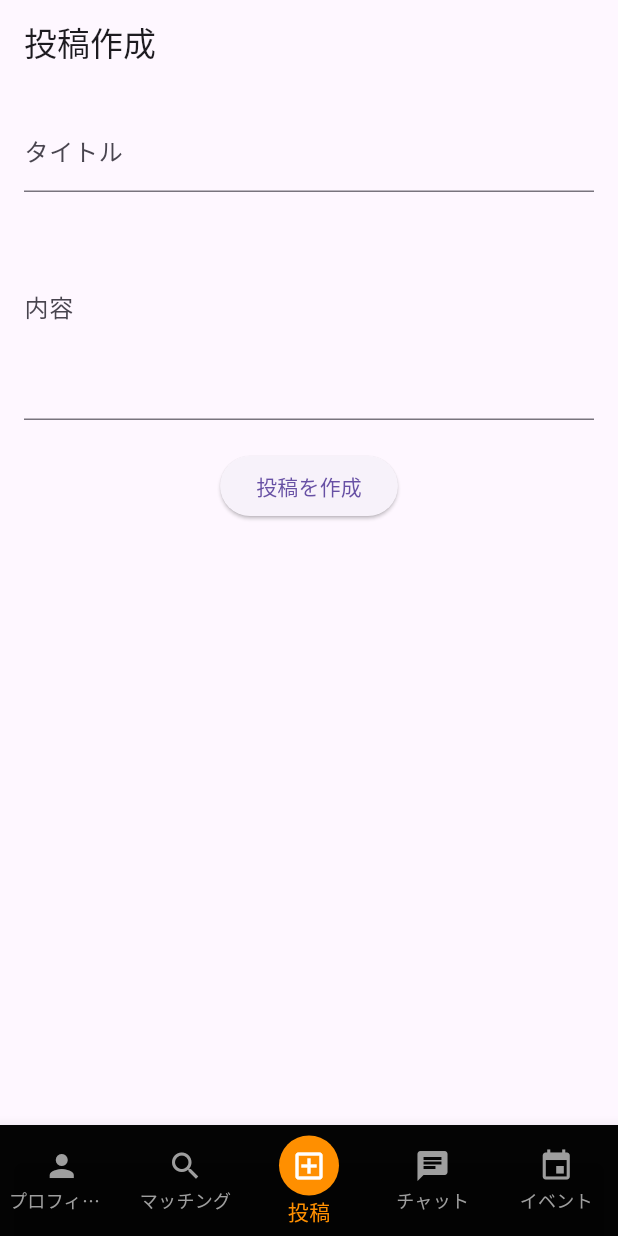
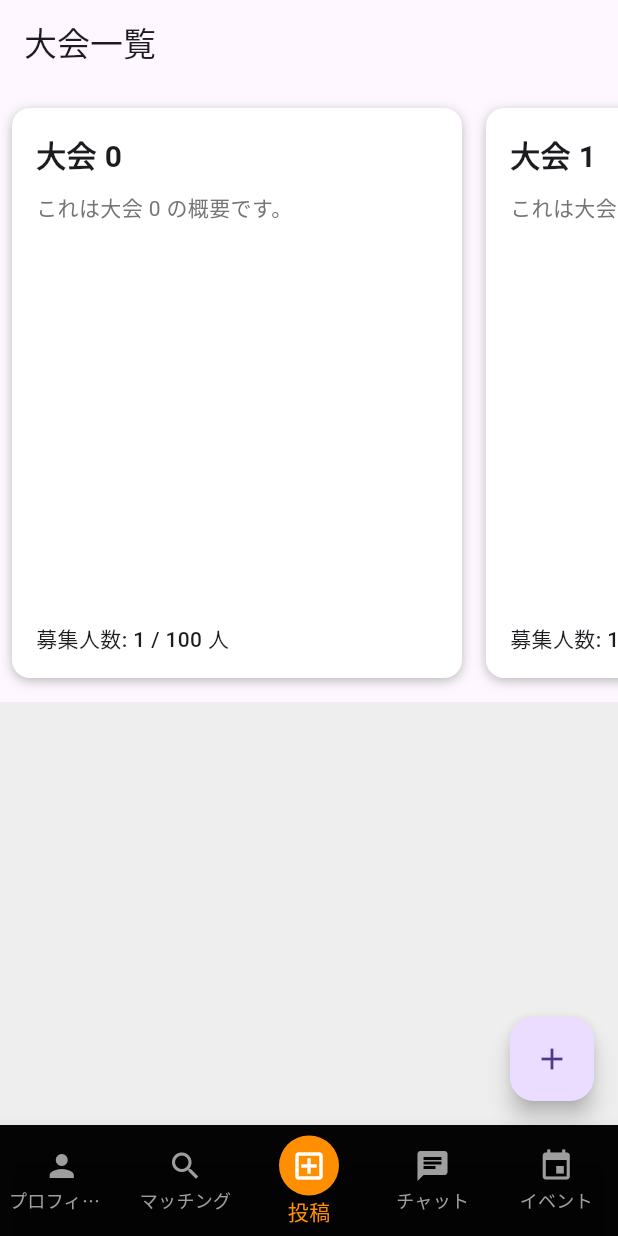
Before and after one commit to tensey3/fa1, a Flutter app: the screen it shows after launch, item 3 of the bottom bar chosen, on a phone screen of 412 x 824 dp. Run offline on Flutter 3.47's test engine with Material 3 defaults, Android fonts, the phone set to English and light mode, and no system bars; our stand-ins replace firebase_core, flutter_riverpod, image_picker, table_calendar; accounts and stored records are empty.

Commit message:
大会作れちゃうぜ

```diff
--- a/lib/screens/home_screen.dart
+++ b/lib/screens/home_screen.dart
@@ -18,7 +18,7 @@ class HomeScreenState extends State<HomeScreen> {
   static final List<Widget> _widgetOptions = <Widget>[
     const ProfileScreen(),
     const MatchScreen(),
-    const CreatePostScreen(), // 中央の投稿ボタンを押した時の画面
+   CreatePostScreen(), // 中央の投稿ボタンを押した時の画面
     const ChatScreen(),
     const EventScreen(),
   ];
--- a/lib/screens/post/create_post_screen.dart
+++ b/lib/screens/post/create_post_screen.dart
@@ -1,31 +1,97 @@
 import 'package:flutter/material.dart';
+import 'create_tournament_logic.dart';
 
 class CreatePostScreen extends StatelessWidget {
-  const CreatePostScreen({super.key});
+  final CreateTournamentLogic logic = CreateTournamentLogic();
+
+  CreatePostScreen({super.key});
 
   @override
   Widget build(BuildContext context) {
     return Scaffold(
       appBar: AppBar(
-        title: const Text('投稿作成'),
+        title: const Text('大会一覧'),
       ),
-      body: Padding(
+      body: Stack(
+        children: [
+          Column(
+            children: [
+              _buildTournamentList(context),  // 大会リストを表示するウィジェット
+              Expanded(
+                child: Container(
+                  color: Colors.grey[200],  // 下半分は空白にしておくか、他のコンテンツを表示
+                ),
+              ),
+            ],
+          ),
+          Positioned(
+            right: 16,
+            bottom: 16,
+            child: FloatingActionButton(
+              onPressed: () => logic.navigateToTournamentDetails(context),
+              tooltip: '大会を開く',
+              child: const Icon(Icons.add),
+            ),
+          ),
+        ],
+      ),
+    );
+  }
+
+  Widget _buildTournamentList(BuildContext context) {
+    // ダミーデータを使用して表示する
+    final tournaments = List.generate(10, (index) => {
+          'name': '大会 $index',
+          'description': 'これは大会 $index の概要です。',
+          'participants': '${index * 10 + 1} / 100 人'
+        });
+
+    return SizedBox(
+      height: MediaQuery.of(context).size.height / 2,  // 画面の上半分を使用
+      child: ListView.builder(
+        scrollDirection: Axis.horizontal,
+        itemCount: tournaments.length,
+        itemBuilder: (context, index) {
+          final tournament = tournaments[index];
+          return _buildTournamentCard(context, tournament);  // context を渡す
+        },
+      ),
+    );
+  }
+
+  Widget _buildTournamentCard(BuildContext context, Map<String, String> tournament) {
+    return Container(
+      width: 300,
+      margin: const EdgeInsets.symmetric(horizontal: 8.0, vertical: 16.0),
+      decoration: BoxDecoration(
+        color: Colors.white,
+        borderRadius: BorderRadius.circular(12.0),
+        boxShadow: const [
+          BoxShadow(
+            color: Colors.black26,
+            blurRadius: 6.0,
+            offset: Offset(0, 2),
+          ),
+        ],
+      ),
+      child: Padding(
         padding: const EdgeInsets.all(16.0),
         child: Column(
+          crossAxisAlignment: CrossAxisAlignment.start,
           children: [
-            const TextField(
-              decoration: InputDecoration(labelText: 'タイトル'),
+            Text(
+              tournament['name']!,
+              style: const TextStyle(fontSize: 20, fontWeight: FontWeight.bold),
             ),
-            const TextField(
-              decoration: InputDecoration(labelText: '内容'),
-              maxLines: 5,
+            const SizedBox(height: 10),
+            Text(
+              tournament['description']!,
+              style: TextStyle(fontSize: 14, color: Colors.grey[600]),
             ),
-            const SizedBox(height: 20),
-            ElevatedButton(
-              onPressed: () {
-                // 投稿作成処理をここに追加
-              },
-              child: const Text('投稿を作成'),
+            const Spacer(),
+            Text(
+              '募集人数: ${tournament['participants']}',
+              style: const TextStyle(fontSize: 14, fontWeight: FontWeight.w500),
             ),
           ],
         ),
--- /dev/null
+++ b/lib/screens/post/create_tournament_logic.dart
@@ -0,0 +1,46 @@
+import 'package:flutter/foundation.dart';
+import 'package:flutter/material.dart';
+
+class CreateTournamentLogic {
+  String tournamentName = '';
+  String tournamentDetails = '';
+
+  void setTournamentName(String name) {
+    tournamentName = name;
+  }
+
+  void setTournamentDetails(String details) {
+    tournamentDetails = details;
+  }
+
+  void createTournament() {
+    // ここに大会作成のビジネスロジックを追加
+    if (kDebugMode) {
+      print('大会を作成しました: $tournamentName - $tournamentDetails');
+    }
+  }
+
+  void navigateToTournamentDetails(BuildContext context) {
+    // 大会の詳細設定画面に遷移するためのロジック
+    Navigator.push(
+      context,
+      MaterialPageRoute(builder: (context) => const TournamentDetailsScreen()),
+    );
+  }
+}
+
+class TournamentDetailsScreen extends StatelessWidget {
+  const TournamentDetailsScreen({super.key});
+
+  @override
+  Widget build(BuildContext context) {
+    return Scaffold(
+      appBar: AppBar(
+        title: const Text('大会の詳細設定'),
+      ),
+      body: const Center(
+        child: Text('ここに大会の詳細設定を行うUIを配置'),
+      ),
+    );
+  }
+}
```
